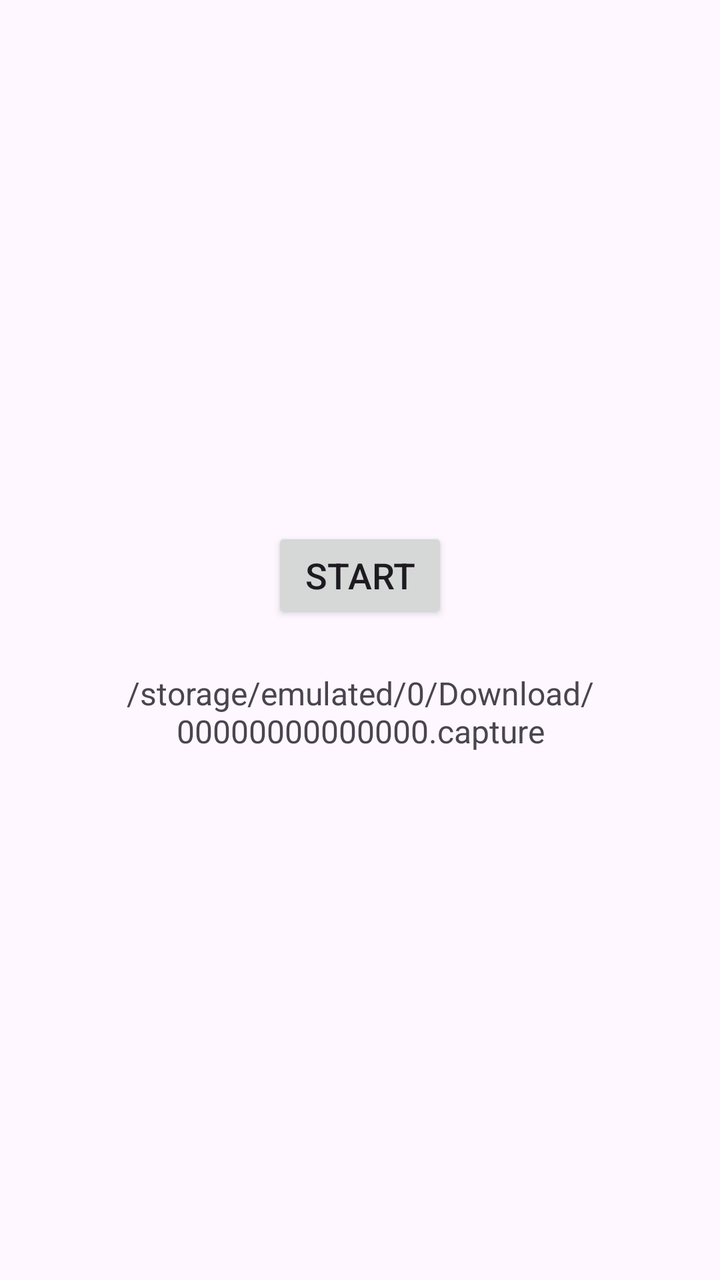
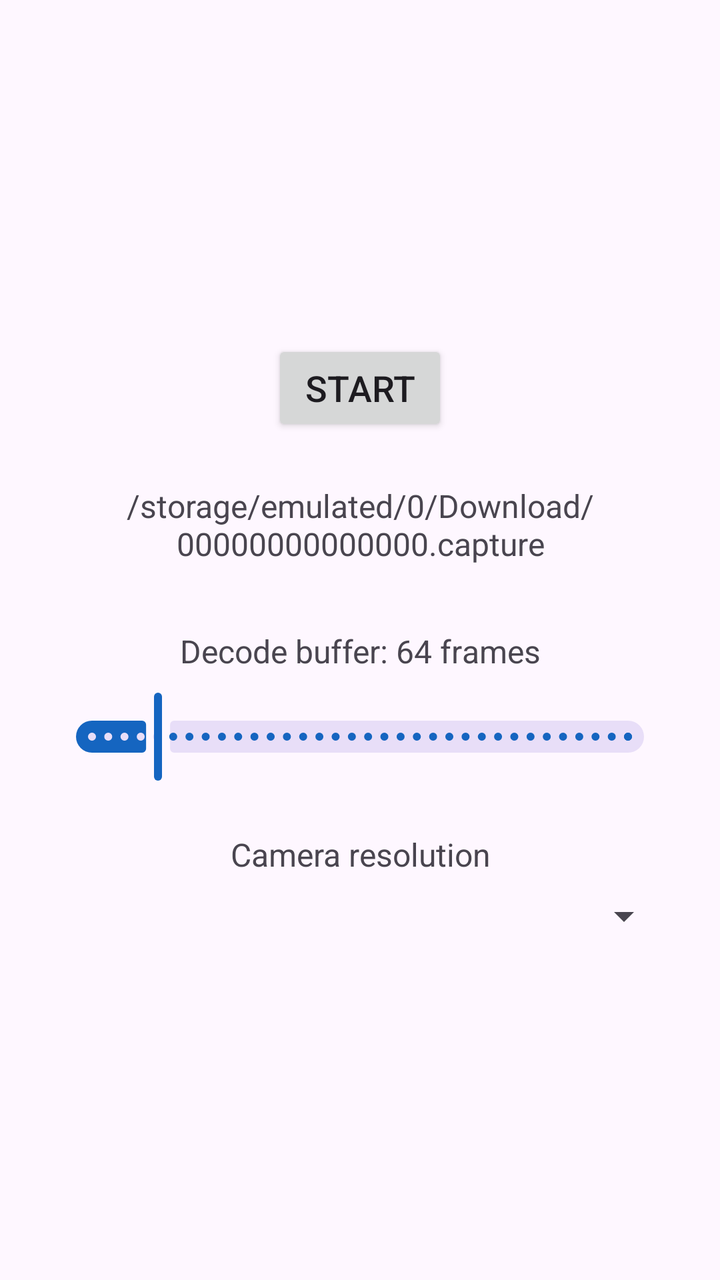

The first picture is an Android layout as it rendered before a commit; the second is the same layout after the commit. The layout source and the unified diff follow.
<!-- AndroidManifest.xml: application theme Theme.QRCodeStreamClient -->
<!-- res/layout/activity_main.xml -->
<?xml version="1.0" encoding="utf-8"?>
<androidx.constraintlayout.widget.ConstraintLayout
    xmlns:android="http://schemas.android.com/apk/res/android"
    xmlns:app="http://schemas.android.com/apk/res-auto"
    android:layout_width="match_parent"
    android:layout_height="match_parent"
    android:padding="24dp">

    <Button
        android:id="@+id/startButton"
        android:layout_width="wrap_content"
        android:layout_height="wrap_content"
        android:text="@string/start"
        android:textSize="18sp"
        app:layout_constraintTop_toTopOf="parent"
        app:layout_constraintBottom_toTopOf="@id/pathText"
        app:layout_constraintStart_toStartOf="parent"
        app:layout_constraintEnd_toEndOf="parent"
        app:layout_constraintVertical_chainStyle="packed" />

    <TextView
        android:id="@+id/pathText"
        android:layout_width="0dp"
        android:layout_height="wrap_content"
        android:layout_marginTop="24dp"
        android:gravity="center"
        android:text="@string/path_placeholder"
        android:textSize="16sp"
        app:layout_constraintTop_toBottomOf="@id/startButton"
        app:layout_constraintBottom_toBottomOf="parent"
        app:layout_constraintStart_toStartOf="parent"
        app:layout_constraintEnd_toEndOf="parent" />

</androidx.constraintlayout.widget.ConstraintLayout>
<!-- resources referenced by this layout -->
<resources>
  <string name="path_placeholder">/storage/emulated/0/Download/00000000000000.capture</string>
  <string name="start">Start</string>
  <style name="Theme.QRCodeStreamClient" parent="Theme.Material3.DayNight.NoActionBar">
          <item name="colorPrimary">@color/colorPrimary</item>
          <item name="colorPrimaryDark">@color/colorPrimaryDark</item>
          <item name="colorAccent">@color/colorAccent</item>
          <item name="android:statusBarColor">@color/black</item>
          <item name="android:windowLightStatusBar">false</item>
      </style>
  <color name="colorPrimary">#1565C0</color>
  <color name="colorPrimaryDark">#0D47A1</color>
  <color name="colorAccent">#42A5F5</color>
  <color name="black">#FF000000</color>
</resources>

<!-- the commit's change to res/layout/activity_main.xml (unified diff, before → after) -->
@@ -1,9 +1,10 @@
 <?xml version="1.0" encoding="utf-8"?>
-<androidx.constraintlayout.widget.ConstraintLayout
-    xmlns:android="http://schemas.android.com/apk/res/android"
+<LinearLayout xmlns:android="http://schemas.android.com/apk/res/android"
     xmlns:app="http://schemas.android.com/apk/res-auto"
     android:layout_width="match_parent"
     android:layout_height="match_parent"
+    android:orientation="vertical"
+    android:gravity="center"
     android:padding="24dp">
 
     <Button
@@ -11,24 +12,50 @@
         android:layout_width="wrap_content"
         android:layout_height="wrap_content"
         android:text="@string/start"
-        android:textSize="18sp"
-        app:layout_constraintTop_toTopOf="parent"
-        app:layout_constraintBottom_toTopOf="@id/pathText"
-        app:layout_constraintStart_toStartOf="parent"
-        app:layout_constraintEnd_toEndOf="parent"
-        app:layout_constraintVertical_chainStyle="packed" />
+        android:textSize="18sp" />
 
     <TextView
         android:id="@+id/pathText"
-        android:layout_width="0dp"
+        android:layout_width="match_parent"
         android:layout_height="wrap_content"
         android:layout_marginTop="24dp"
         android:gravity="center"
         android:text="@string/path_placeholder"
-        android:textSize="16sp"
-        app:layout_constraintTop_toBottomOf="@id/startButton"
-        app:layout_constraintBottom_toBottomOf="parent"
-        app:layout_constraintStart_toStartOf="parent"
-        app:layout_constraintEnd_toEndOf="parent" />
+        android:textSize="16sp" />
 
-</androidx.constraintlayout.widget.ConstraintLayout>
+    <TextView
+        android:id="@+id/queueLabel"
+        android:layout_width="match_parent"
+        android:layout_height="wrap_content"
+        android:layout_marginTop="32dp"
+        android:gravity="center"
+        android:text="@string/queue_label_default"
+        android:textSize="16sp" />
+
+    <com.google.android.material.slider.Slider
+        android:id="@+id/queueSlider"
+        android:layout_width="match_parent"
+        android:layout_height="wrap_content"
+        android:layout_marginTop="8dp"
+        android:stepSize="1"
+        android:value="64"
+        android:valueFrom="1"
+        android:valueTo="512"
+        app:labelBehavior="gone" />
+
+    <TextView
+        android:id="@+id/resolutionLabel"
+        android:layout_width="match_parent"
+        android:layout_height="wrap_content"
+        android:layout_marginTop="24dp"
+        android:gravity="center"
+        android:text="@string/resolution_label"
+        android:textSize="16sp" />
+
+    <Spinner
+        android:id="@+id/resolutionSpinner"
+        android:layout_width="match_parent"
+        android:layout_height="wrap_content"
+        android:layout_marginTop="8dp" />
+
+</LinearLayout>
<!-- resource entries referenced after the edit -->
@@ -1,6 +1,8 @@
 <!-- resources referenced by this layout -->
 <resources>
   <string name="path_placeholder">/storage/emulated/0/Download/00000000000000.capture</string>
+  <string name="queue_label_default">Decode buffer: 64 frames</string>
+  <string name="resolution_label">Camera resolution</string>
   <string name="start">Start</string>
   <style name="Theme.QRCodeStreamClient" parent="Theme.Material3.DayNight.NoActionBar">
           <item name="colorPrimary">@color/colorPrimary</item>
